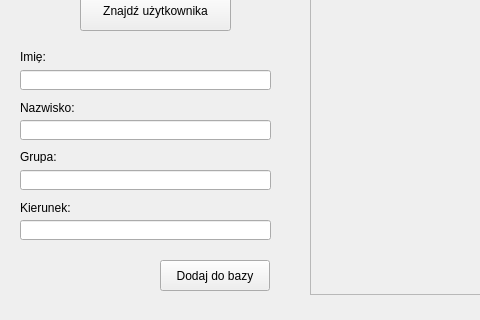
Above: Iris_recognition/mainwindow.ui from kn65op/inzynierka before the change; both pictures show x 0 to 480 and y 316 to 636 of the 1027 by 636 pixel window. Below: the same form after it.
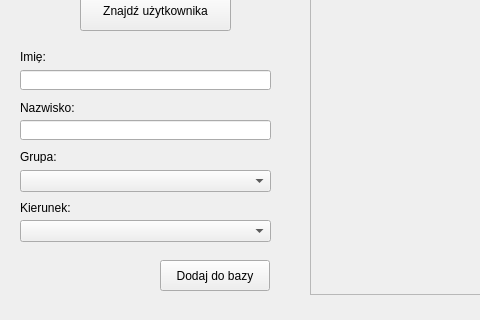
That is the form after the change. Custom widgets are drawn as their Qt base class.

The edit to the form file:
```diff
--- a/Iris_recognition/mainwindow.ui
+++ b/Iris_recognition/mainwindow.ui
@@ -114,16 +114,6 @@
      <string/>
     </property>
    </widget>
-   <widget class="QLineEdit" name="groupField">
-    <property name="geometry">
-     <rect>
-      <x>20</x>
-      <y>450</y>
-      <width>251</width>
-      <height>20</height>
-     </rect>
-    </property>
-   </widget>
    <widget class="QLabel" name="facultyLabel">
     <property name="geometry">
      <rect>
@@ -137,16 +127,6 @@
      <string>Kierunek:</string>
     </property>
    </widget>
-   <widget class="QLineEdit" name="facultyField">
-    <property name="geometry">
-     <rect>
-      <x>20</x>
-      <y>500</y>
-      <width>251</width>
-      <height>20</height>
-     </rect>
-    </property>
-   </widget>
    <widget class="QPushButton" name="choosePhotoButton">
     <property name="geometry">
      <rect>
@@ -281,6 +261,26 @@
      </rect>
     </property>
    </widget>
+   <widget class="QComboBox" name="group">
+    <property name="geometry">
+     <rect>
+      <x>20</x>
+      <y>450</y>
+      <width>251</width>
+      <height>22</height>
+     </rect>
+    </property>
+   </widget>
+   <widget class="QComboBox" name="Specialisation">
+    <property name="geometry">
+     <rect>
+      <x>20</x>
+      <y>500</y>
+      <width>251</width>
+      <height>22</height>
+     </rect>
+    </property>
+   </widget>
   </widget>
   <widget class="QMenuBar" name="menuBar">
    <property name="geometry">
```
Left out of the diff: 2 changed lines with no effect on the pictures.
